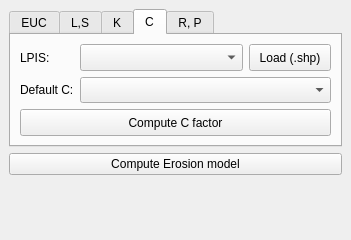
First picture: the form in soil_erosion_dockwidget_base.ui, repository ctu-geoforall-lab-projects/bp-novotny-2017, before the edit.
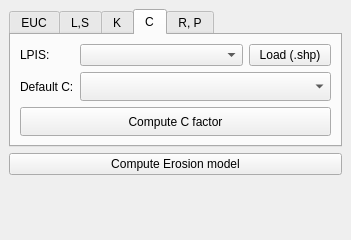
Second picture: the form after the edit. The open tabs and pages were chosen to show the change. Custom widgets are drawn as their Qt base class.

Commit message: UI cosmetics (resize loadbutton,remove 'plodina')

```diff
--- a/soil_erosion_dockwidget_base.ui
+++ b/soil_erosion_dockwidget_base.ui
@@ -307,17 +307,11 @@
         <item row="0" column="3">
          <widget class="QPushButton" name="load_lpis">
           <property name="sizePolicy">
-           <sizepolicy hsizetype="Minimum" vsizetype="Preferred">
+           <sizepolicy hsizetype="Minimum" vsizetype="Fixed">
             <horstretch>0</horstretch>
             <verstretch>0</verstretch>
            </sizepolicy>
           </property>
-          <property name="minimumSize">
-           <size>
-            <width>20</width>
-            <height>20</height>
-           </size>
-          </property>
           <property name="text">
            <string>Load (.shp)</string>
           </property>
```
Left out of the diff: 2 changed lines with no effect on the pictures. The commit also changes 1 other file.
